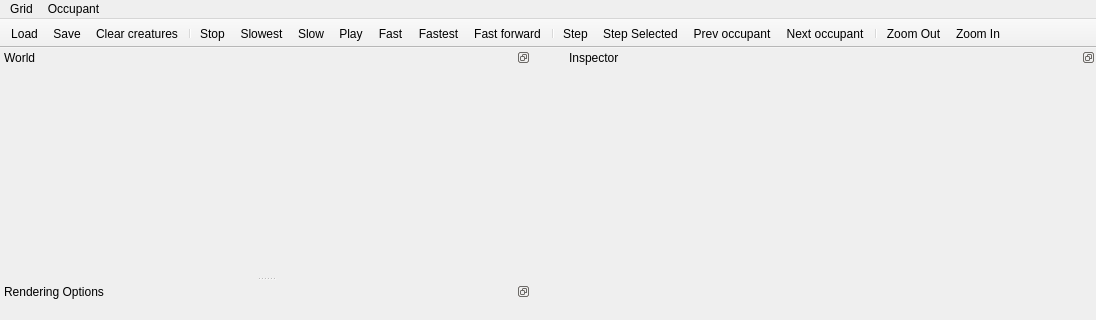
Old version of the form gui/mainwindow.ui in the repository taliesinb/floatworld; both pictures show x 0 to 1096 and y 0 to 320 of the 1096 by 759 pixel window.
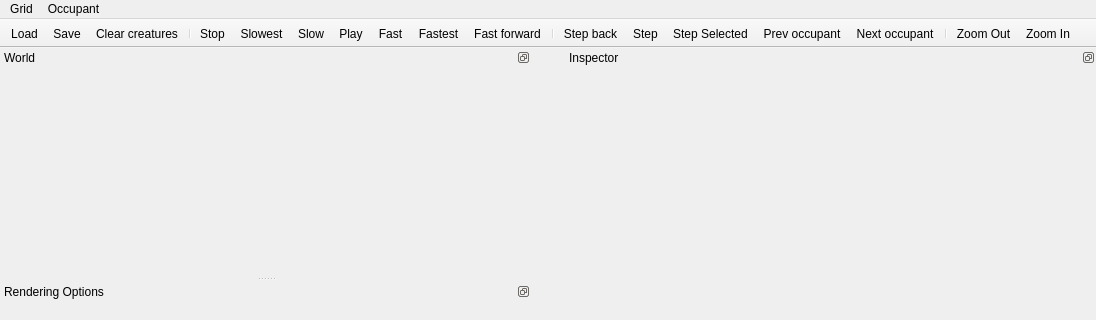
New version of the form. Icons and pictures are not drawn. Custom widgets are drawn as their Qt base class.

Commit message: Unlimited history is now recorded if 'step' is pressed. History erased as soon as other speed selected. Stepping back works, though it is a bit sluggish, and clears the inspector.

```diff
--- a/gui/mainwindow.ui
+++ b/gui/mainwindow.ui
@@ -107,6 +107,7 @@
    <addaction name="actionPlayFastest"/>
    <addaction name="actionFF"/>
    <addaction name="separator"/>
+   <addaction name="actionStepBack"/>
    <addaction name="actionStep"/>
    <addaction name="actionIndividualStep"/>
    <addaction name="actionPrevOccupant"/>
```
The commit also changes 2 other files.
